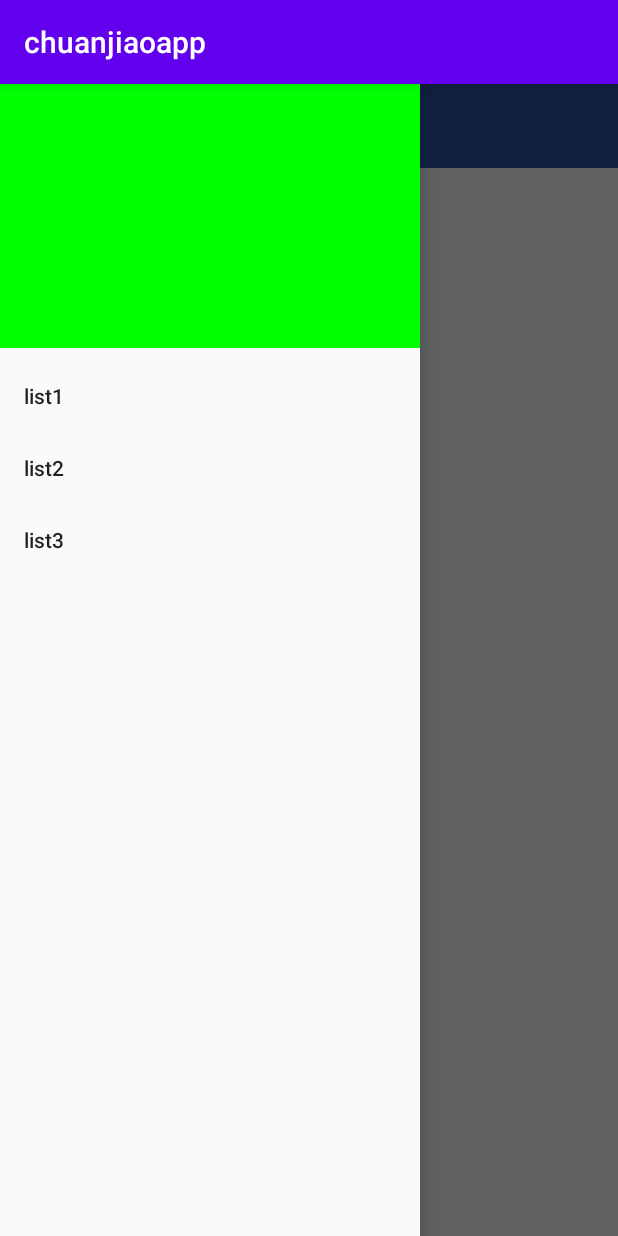
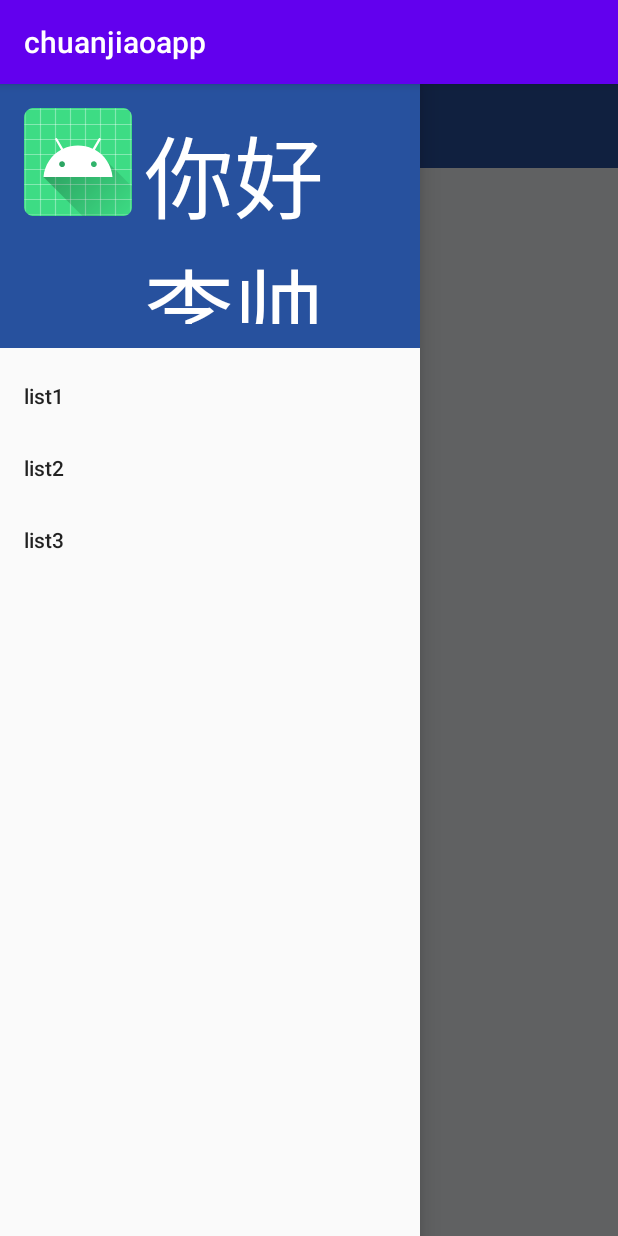
Before and after one commit to qifan-code/chuanjiaoapp, an Android app: the SalesActivity screen opened directly, with no data from a screen before it, with the side drawer open, on a phone screen of 412 x 824 dp. Run offline under Robolectric (Android 15) with nearby library versions, the phone set to English and light mode, and no system bars.

Commit message:
change content in sales side list

```diff
--- a/app/src/main/res/layout/activity_sales_header.xml
+++ b/app/src/main/res/layout/activity_sales_header.xml
@@ -4,7 +4,7 @@
     xmlns:tools="http://schemas.android.com/tools"
     android:layout_width="match_parent"
     android:layout_height="176dp"
-    android:background="@color/green"
+    android:background="@color/bgcolor"
     android:gravity="bottom"
     android:orientation="vertical"
     android:paddingLeft="16dp"
@@ -12,4 +12,23 @@
     android:paddingRight="16dp"
     android:paddingBottom="16dp">
 
+    <RelativeLayout
+        android:layout_width="wrap_content"
+        android:layout_height="wrap_content">
+        <ImageView
+            android:id="@+id/client_head_image"
+            android:layout_width="wrap_content"
+            android:layout_height="wrap_content"
+            android:paddingTop="0dp"
+            app:srcCompat="@mipmap/ic_launcher_round"/>
+
+        <TextView
+            android:layout_marginLeft="80dp"
+            android:layout_width="wrap_content"
+            android:layout_height="wrap_content"
+            android:text="你好李帅"
+            android:textSize="60dp"
+            android:textColor="@color/white"/>
+    </RelativeLayout>
+
 </LinearLayout>
--- a/app/src/main/res/menu/sales_sides.xml
+++ b/app/src/main/res/menu/sales_sides.xml
@@ -3,13 +3,16 @@
     <group android:checkableBehavior="single">
         <item
             android:title="list1"
-            android:id="@+id/list1"/>
+            android:id="@+id/list1"
+            android:checkable="true"/>
         <item
             android:title="list2"
-            android:id="@+id/list2"/>
+            android:id="@+id/list2"
+            android:checkable="true"/>
         <item
             android:title="list3"
-            android:id="@+id/list3"/>
+            android:id="@+id/list3"
+            android:checkable="true"/>
 
 
     </group>
```
